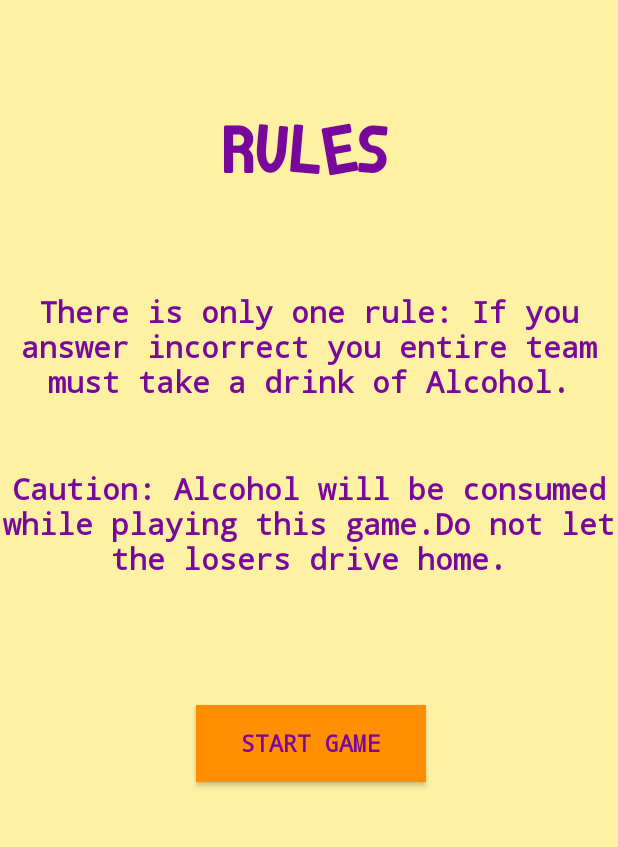
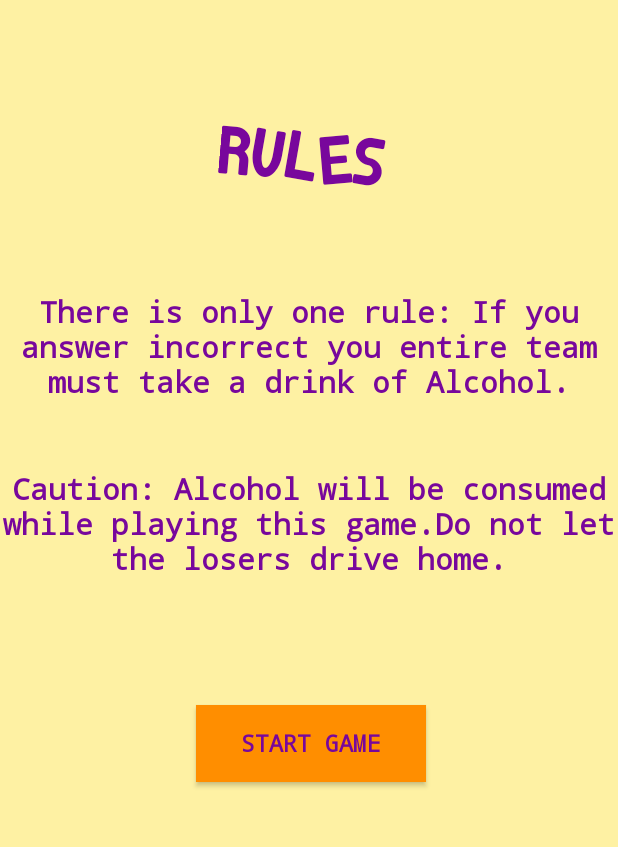
Before and after one commit to marliedee/TipsyTriviaApp, an Android app: the screen it shows after launch (MainActivity), on a phone screen of 412 x 824 dp, the part 382-1229 px from its top. Run offline under Robolectric (Android 15) with nearby library versions, the phone set to English and light mode, and no system bars; libraries missing offline, so code that uses them is left out: com.felipecsl.gifimageview; pictures from the network do not load; 2 statements that could not run were skipped.

Commit message:
added anim

```diff
--- a/app/src/main/java/com/android/tipsytrivia/CategoryPageActivity.java
+++ b/app/src/main/java/com/android/tipsytrivia/CategoryPageActivity.java
@@ -43,6 +43,7 @@ public class CategoryPageActivity extends AppCompatActivity {
             @Override
             public void onClick(View v) {
                 retrofitCall("11", "easy");
+                //overridePendingTransition(R.spin_anim.);
             }
         });
 
@@ -64,7 +65,7 @@ public class CategoryPageActivity extends AppCompatActivity {
         animalImage.setOnClickListener(new View.OnClickListener() {
             @Override
             public void onClick(View v) {
-                retrofitCall("27", "easy");
+                retrofitCall("12", "easy");
             }
         });
 
--- a/app/src/main/java/com/android/tipsytrivia/MainActivity.java
+++ b/app/src/main/java/com/android/tipsytrivia/MainActivity.java
@@ -5,7 +5,10 @@ import android.support.v7.app.AppCompatActivity;
 import android.os.Bundle;
 import android.util.Log;
 import android.view.View;
+import android.view.animation.Animation;
+import android.view.animation.AnimationUtils;
 import android.widget.Button;
+import android.widget.TextView;
 
 import com.android.tipsytrivia.model.TipsyResponse;
 import com.android.tipsytrivia.service.TipsyTriviaApi;
@@ -18,7 +21,8 @@ import retrofit2.Retrofit;
 import retrofit2.converter.gson.GsonConverterFactory;
 
 public class MainActivity extends AppCompatActivity {
-    Button startgame;
+    private Button startgame;
+    private TextView ruleTextView;
 
     @Override
     protected void onCreate(Bundle savedInstanceState) {
@@ -26,6 +30,8 @@ public class MainActivity extends AppCompatActivity {
         setContentView(R.layout.activity_main);
 
 
+        ruleTextView = findViewById(R.id.rules);
+        startAnimation();
         startgame = findViewById(R.id.start);
 
         startgame.setOnClickListener(new View.OnClickListener() {
@@ -38,4 +44,8 @@ public class MainActivity extends AppCompatActivity {
 
 
     }
+    private void startAnimation(){
+        Animation animation = AnimationUtils.loadAnimation(getApplicationContext(), R.anim.wobble_anim);
+        ruleTextView.startAnimation(animation);
+    }
 }
--- a/app/src/main/java/com/android/tipsytrivia/SplashActivity.java
+++ b/app/src/main/java/com/android/tipsytrivia/SplashActivity.java
@@ -4,13 +4,16 @@ import android.content.Intent;
 import android.os.Handler;
 import android.support.v7.app.AppCompatActivity;
 import android.os.Bundle;
-import android.widget.ImageView;
+import android.view.animation.Animation;
+import android.view.animation.AnimationUtils;
+import android.widget.TextView;
 
 import com.bumptech.glide.Glide;
 import com.felipecsl.gifimageview.library.GifImageView;
 
 public class SplashActivity extends AppCompatActivity {
     private GifImageView gifImageView;
+    private TextView titleTextView;
     private Handler handler;
     private Runnable runnable;
 
@@ -18,6 +21,9 @@ public class SplashActivity extends AppCompatActivity {
     protected void onCreate(Bundle savedInstanceState) {
         super.onCreate(savedInstanceState);
         setContentView(R.layout.activity_splash);
+
+        titleTextView = findViewById(R.id.title);
+        startAnimation();
 
         gifImageView = findViewById(R.id.gif);
         Glide.with(this).load(R.raw.cheers).into(gifImageView);
@@ -40,4 +46,8 @@ public class SplashActivity extends AppCompatActivity {
         if (handler != null && runnable != null) ;
         handler.removeCallbacks(runnable);
     }
+    private void startAnimation(){
+        Animation animation = AnimationUtils.loadAnimation(getApplicationContext(), R.anim.spin_anim);
+        titleTextView.startAnimation(animation);
+    }
 }
--- /dev/null
+++ b/app/src/main/res/anim/spin_anim.xml
@@ -0,0 +1,14 @@
+<?xml version="1.0" encoding="utf-8"?>
+<set xmlns:android="http://schemas.android.com/apk/res/android">
+    android:fillAfter="true">
+
+
+
+    <rotate
+        android:fromDegrees="0"
+        android:toDegrees="360"
+        android:pivotX="50%"
+        android:pivotY="50%"
+        android:duration="2000" />
+
+</set>
--- /dev/null
+++ b/app/src/main/res/anim/wobble_anim.xml
@@ -0,0 +1,12 @@
+<?xml version="1.0" encoding="utf-8"?>
+<set xmlns:android="http://schemas.android.com/apk/res/android">
+    <rotate
+        android:duration="100"
+        android:fromDegrees="-5"
+        android:pivotX="50%"
+        android:pivotY="50%"
+        android:repeatCount="infinite"
+        android:repeatMode="reverse"
+        android:toDegrees="5" />
+
+</set>
```
